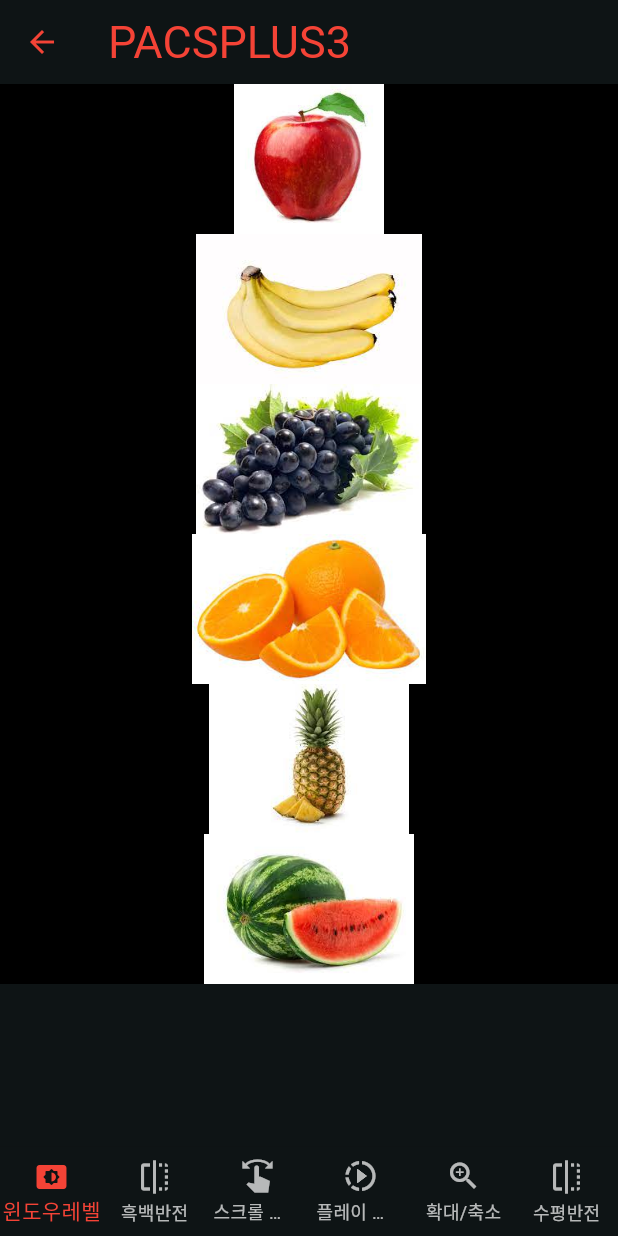
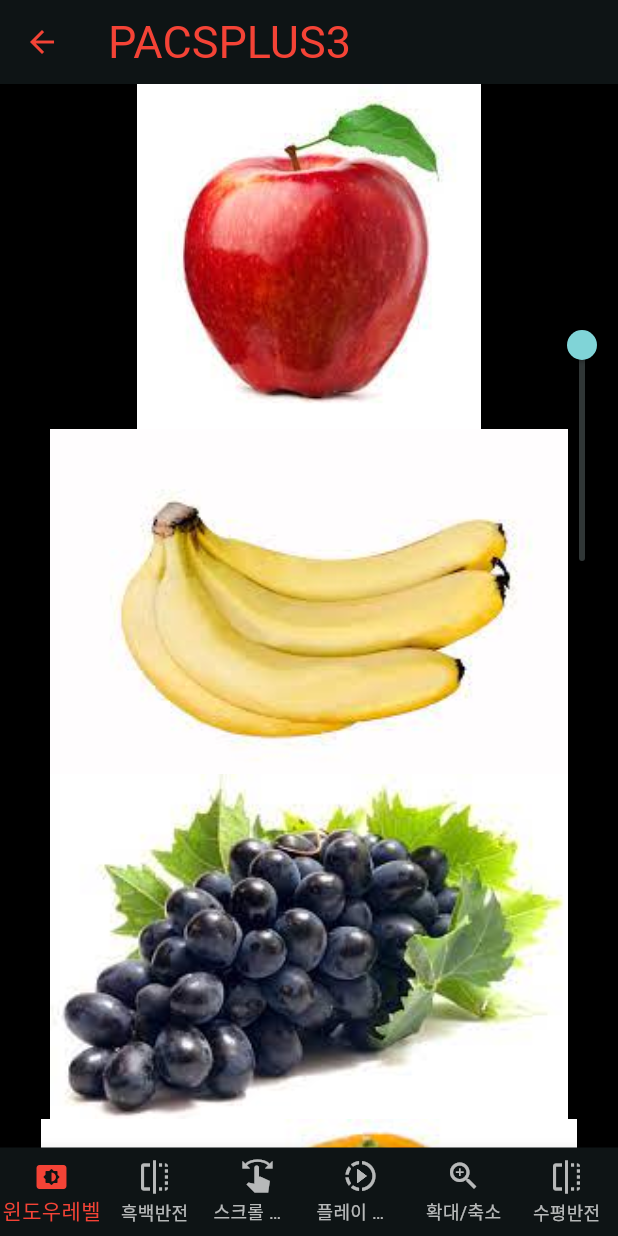
Before and after one commit to dicom-the-joeun/DICOM_PHONE, a Flutter app: the DetailPage screen opened directly, on a phone screen of 412 x 824 dp. Run offline on Flutter 3.47's test engine with Material 3 defaults, Android fonts, the light colour scheme and no system bars; drawn by our look-alikes of photo_view; our stand-ins replace dio, flutter_dotenv, get, logger, shared_preferences, table_calendar; accounts and stored records are empty.

Commit message:
윈도루 레벨 기능 0번째 탭에서 구현완료

```diff
--- a/lib/Detailpage.dart
+++ b/lib/Detailpage.dart
@@ -3,10 +3,10 @@ import 'package:photo_view/photo_view.dart';
 import 'dart:math' as math;
 
 class DetailPage extends StatefulWidget {
-  const DetailPage({super.key});
+  const DetailPage({Key? key}) : super(key: key);
 
   @override
-  State<DetailPage> createState() => _DetailPageState();
+  _DetailPageState createState() => _DetailPageState();
 }
 
 class _DetailPageState extends State<DetailPage> {
@@ -15,7 +15,15 @@ class _DetailPageState extends State<DetailPage> {
   bool allowZoom = false;
   bool bllowZoom = false;
   bool cllowZoom = false;
-  double Brightness = 1.0;
+  bool dllowZoom = false;
+  double brightness = 0; //
+  bool isImageColored = true;
+
+   void _toggleImageColor() {
+    setState(() {
+      isImageColored = !isImageColored;
+    });
+  }
 
   @override
   void initState() {
@@ -37,24 +45,44 @@ class _DetailPageState extends State<DetailPage> {
         title: const Text('PACSPLUS3'),
         iconTheme: IconThemeData(color: Colors.red),
       ),
-      body: ListView.builder(
+      body: Stack(
+        children: [
+          Expanded(
+            child: ListView.builder(
               itemCount: fruitList.length,
               itemBuilder: (context, index) {
-          Transform(
-            alignment: Alignment.center,
-            transform: Matrix4.rotationY(math.pi),
-          );
-
-          allowZoom = _currentIndex == 4; // 4번째 탭만 확대/축소
-          bllowZoom = _currentIndex == 5; // 5번째 탭만 화면전환
                 return SizedBox(
-            height: 100, // 이미지 크기
-            child: _findex(index, allowZoom, bllowZoom, cllowZoom),
+                  height: 230, // 이미지 크기
+                  child: Stack(
+                    children: [
+                      _findex(index),
+                    ],
+                  ),
                 );
               },
             ),
+          ),
+          if (_currentIndex == 0) // 0번째 탭에서만 슬라이더 표시
+            Positioned(
+              top: 150, // slider 오른쪽 화면 중앙에 배치
+              right: 0, // slider 오른쪽 화면에 배치
+              child: RotatedBox(
+                quarterTurns: 1,
+                child: Slider(
+                  value: brightness,
+                  min: 0.0,
+                  max: 1.0,
+                  onChanged: (value) {
+                    setState(() {
+                      brightness = value;
+                    });
+                  },
+                ),
+              ),
+            ),
+        ],
+      ),
       bottomNavigationBar: BottomNavigationBar(
-
         currentIndex: _currentIndex,
         onTap: (index) {
           setState(() {
@@ -93,23 +121,60 @@ class _DetailPageState extends State<DetailPage> {
     );
   }
 
-  Widget _findex(int index, bool allowZoom, bool bllowZoom, bool cllowZoom) {
-     return Transform(
+  Widget _findex(int index) {
+    cllowZoom = _currentIndex == 0;
+    dllowZoom = _currentIndex == 1;
+    allowZoom = _currentIndex == 4; // 4번째 탭만 확대/축소
+    bllowZoom = _currentIndex == 5; // 5번째 탭만 화면전환
+
+      return Stack(
+      children: [
+        ColorFiltered(
+          colorFilter: ColorFilter.mode(
+            Colors.white.withOpacity(1 - brightness),
+            BlendMode.modulate,
+          ),
+          child: Transform(
             alignment: Alignment.center,
             transform: bllowZoom
                 ? Matrix4.rotationY(math.pi) // 5번째 탭일 때 좌우반전
                 : Matrix4.identity(),
-
-
+            child: GestureDetector(
+              onTap: dllowZoom ? _toggleImageColor : null,
               child: PhotoView(
                 imageProvider: AssetImage('images/${fruitList[index]}'),
-        minScale: allowZoom //최소 축소 비율
-            ? PhotoViewComputedScale.contained * 0.8 //true 일 때
-            : PhotoViewComputedScale.contained, // false 일 때
-        maxScale: allowZoom //최소 확대 비율
-            ? PhotoViewComputedScale.covered * 1.8 //true 일 때
-            : PhotoViewComputedScale.contained, // false 일 때
+                minScale: allowZoom
+                    ? PhotoViewComputedScale.contained * 0.8
+                    : PhotoViewComputedScale.contained,
+                maxScale: allowZoom
+                    ? PhotoViewComputedScale.covered * 1.8
+                    : PhotoViewComputedScale.contained,
               ),
+            ),
+          ),
+        ),
+        if (_currentIndex == 1)
+          Positioned.fill(
+            child: IgnorePointer(
+              ignoring: true,
+              child: ColorFiltered(
+                colorFilter: isImageColored
+                    ? ColorFilter.mode(
+                        Colors.transparent,
+                        BlendMode.saturation,
+                      )
+                    : ColorFilter.mode(
+                        Colors.grey,
+                        BlendMode.saturation,
+                      ),
+                child: Image.asset(
+                  'images/${fruitList[index]}',
+                  fit: BoxFit.contain,
+                ),
+              ),
+            ),
+          ),
+      ],
     );
   }
 }
```
Lines whose indentation alone changed are shown as unchanged.
